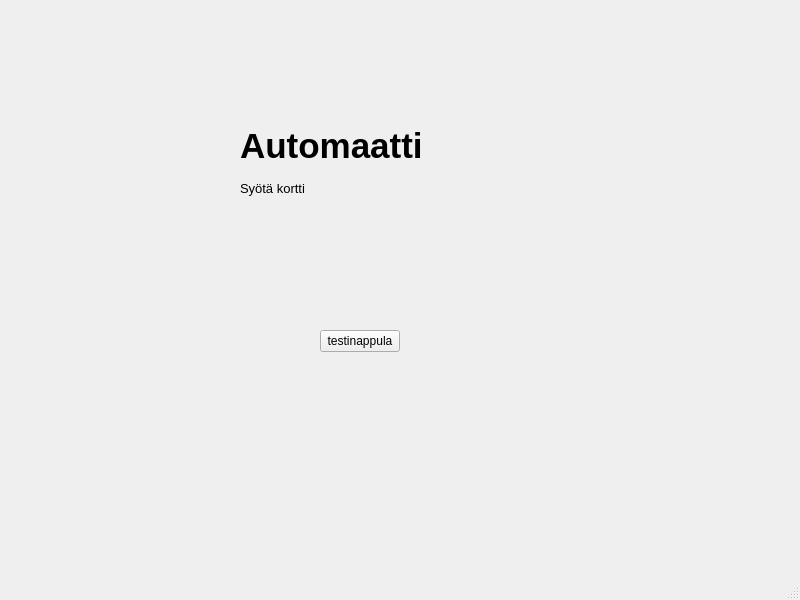
Qt form qt_frontend/ATM/mainwindow.ui (ssaukkonen/BankSimul_ryhma_31) before a commit.
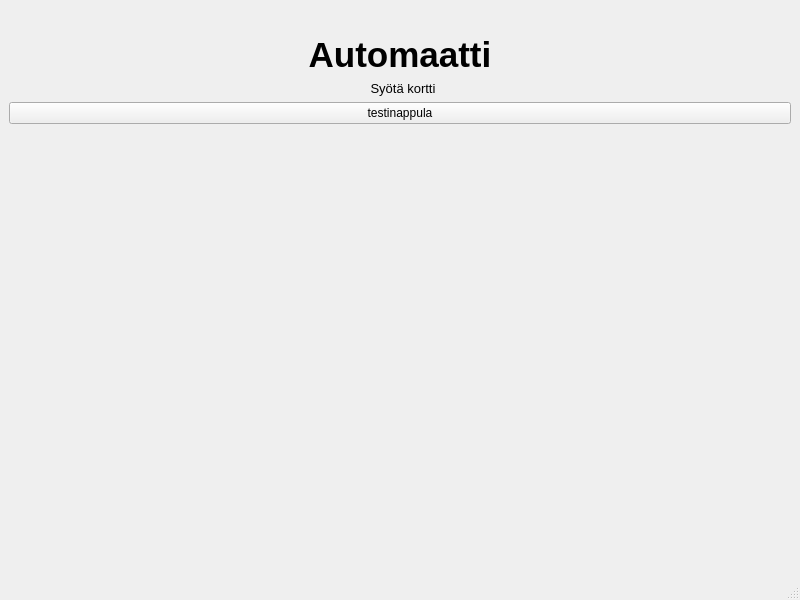
The same form after that commit.

The edit to the form file:
```diff
--- a/qt_frontend/ATM/mainwindow.ui
+++ b/qt_frontend/ATM/mainwindow.ui
@@ -14,15 +14,22 @@
    <string>MainWindow</string>
   </property>
   <widget class="QWidget" name="centralwidget">
+   <layout class="QFormLayout" name="formLayout">
+    <item row="0" column="0" colspan="2">
+     <spacer name="horizontalSpacer">
+      <property name="orientation">
+       <enum>Qt::Horizontal</enum>
+      </property>
+      <property name="sizeHint" stdset="0">
+       <size>
+        <width>779</width>
+        <height>20</height>
+       </size>
+      </property>
+     </spacer>
+    </item>
+    <item row="1" column="0" colspan="2">
    <widget class="QLabel" name="label">
-    <property name="geometry">
-     <rect>
-      <x>240</x>
-      <y>120</y>
-      <width>243</width>
-      <height>52</height>
-     </rect>
-    </property>
     <property name="font">
      <font>
       <pointsize>26</pointsize>
@@ -33,16 +40,33 @@
     <property name="text">
      <string>Automaatti</string>
     </property>
-   </widget>
+      <property name="alignment">
+       <set>Qt::AlignCenter</set>
+      </property>
+     </widget>
+    </item>
+    <item row="3" column="0" colspan="2">
+     <widget class="QPushButton" name="pushButton">
+      <property name="text">
+       <string>testinappula</string>
+      </property>
+     </widget>
+    </item>
+    <item row="4" column="1">
+     <spacer name="horizontalSpacer_2">
+      <property name="orientation">
+       <enum>Qt::Horizontal</enum>
+      </property>
+      <property name="sizeHint" stdset="0">
+       <size>
+        <width>773</width>
+        <height>210</height>
+       </size>
+      </property>
+     </spacer>
+    </item>
+    <item row="2" column="1">
    <widget class="QLabel" name="label_2">
-    <property name="geometry">
-     <rect>
-      <x>240</x>
-      <y>178</y>
-      <width>87</width>
-      <height>21</height>
-     </rect>
-    </property>
     <property name="font">
      <font>
       <pointsize>10</pointsize>
@@ -51,20 +75,12 @@
     <property name="text">
      <string>Syötä kortti</string>
     </property>
-   </widget>
-   <widget class="QPushButton" name="pushButton">
-    <property name="geometry">
-     <rect>
-      <x>320</x>
-      <y>330</y>
-      <width>80</width>
-      <height>22</height>
-     </rect>
-    </property>
-    <property name="text">
-     <string>testinappula</string>
-    </property>
-   </widget>
+      <property name="alignment">
+       <set>Qt::AlignCenter</set>
+      </property>
+     </widget>
+    </item>
+   </layout>
   </widget>
   <widget class="QMenuBar" name="menubar">
    <property name="geometry">
```
Lines whose indentation alone changed are shown as unchanged.
